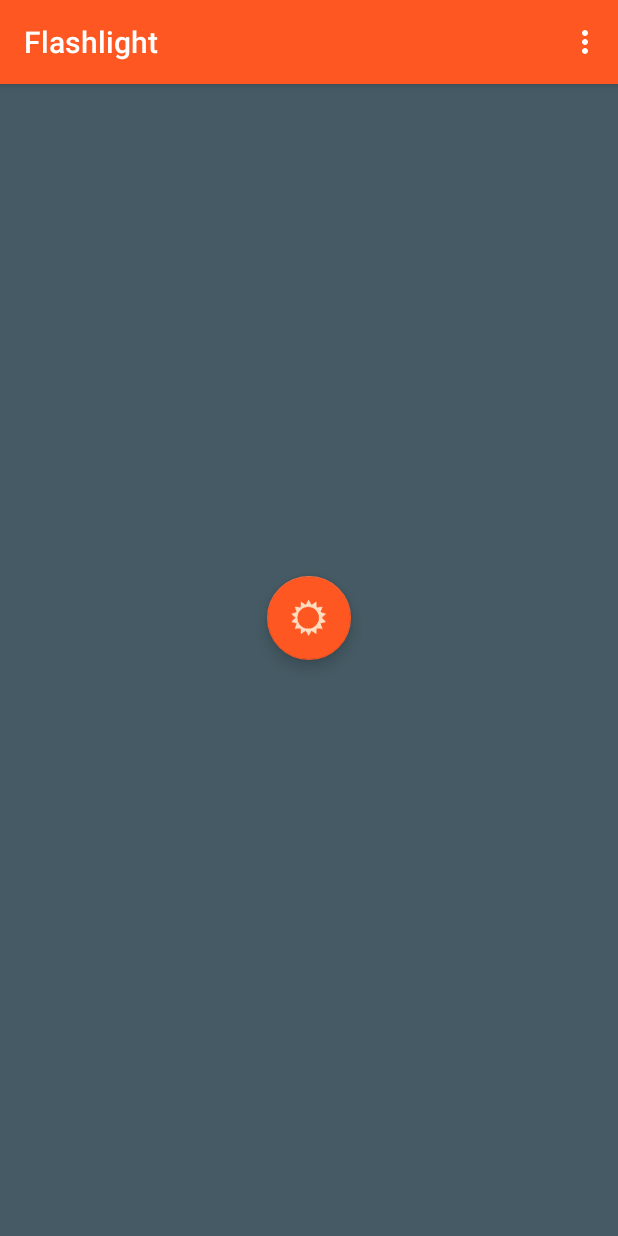
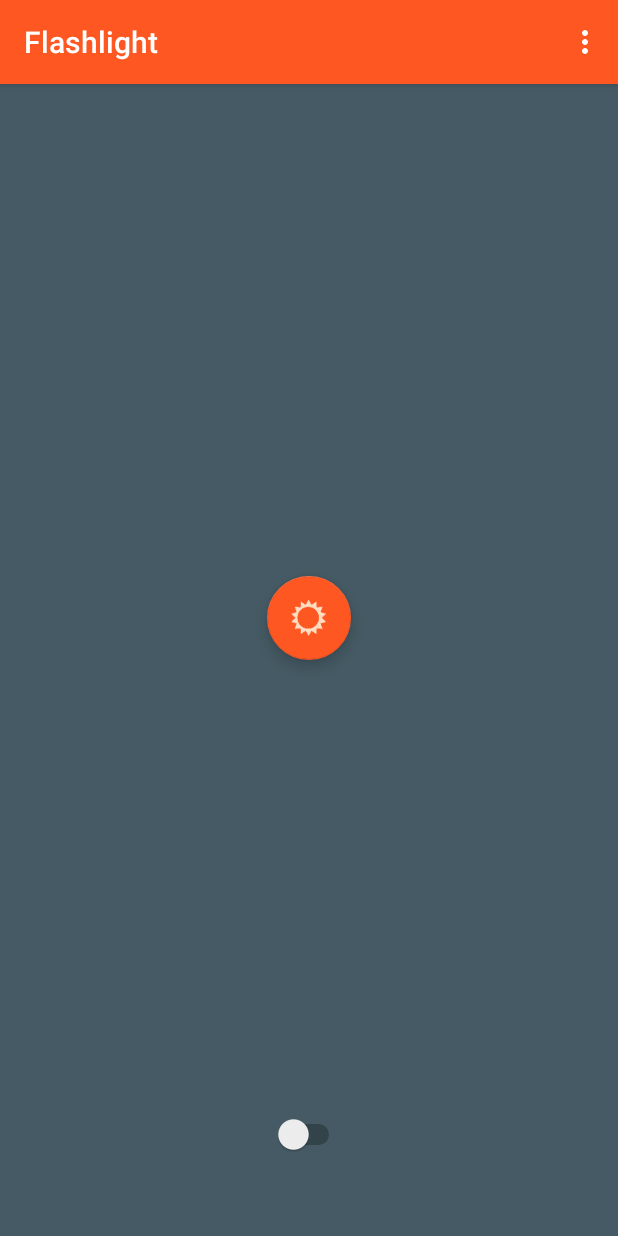
Before and after one commit to kosamail/Fastlight, an Android app: the screen it shows after launch (MainActivity), after a tap on an icon or button, on a phone screen of 412 x 824 dp. Run offline under Robolectric (Android 15) with nearby library versions, the phone set to English and light mode, and no system bars.

```diff
--- a/app/src/main/java/com/andrey/kostin/fastlight/MainActivity.java
+++ b/app/src/main/java/com/andrey/kostin/fastlight/MainActivity.java
@@ -19,20 +19,22 @@ import android.util.Log;
 import android.view.SurfaceHolder;
 import android.view.SurfaceView;
 import android.view.WindowManager;
+import android.widget.CompoundButton;
 import android.widget.RelativeLayout;
+import android.widget.Switch;
 
 
-public class MainActivity extends AppCompatActivity implements View.OnClickListener, SurfaceHolder.Callback{
+public class MainActivity extends AppCompatActivity implements View.OnClickListener, SurfaceHolder.Callback, CompoundButton.OnCheckedChangeListener{
 
     private static final String TAG = "MYLOG";      //переменная для таггироования логов
     private static final int Dark = 0xFF455A64;     //темный цвет фона
-    private static final int Light = 0xFFCFD8DC;    //светлый цвет фона
+    private static final int Light = 0xFF94A4AC;    //светлый цвет фона
     private static final int White = 0xFFFFFFFF;    //белый цвет фона
     private Camera mCamera;     //переменная для работы с камерой
     Parameters parameters;      //переменная для хранения параметров камеры
     private boolean lightOn;    //переменная определяющая 1-включить вспышку 0-выключить
     private boolean previewOn;  //переменная хранящая состояние превью включено или нет
-    boolean screenASflafh=false;//переменная для работы с экраном вместо вспышки
+    boolean screenASflash =false;//переменная для работы с экраном вместо вспышки
     SurfaceView preview;        //Обязательным условием при работе с камерой является создание окна предпросмотра (preview)
     SurfaceHolder surfHold;     //переменная для холдера камеры. работа с preview ведется не напрямую, а через посредника – SurfaceHolder (surfholder) Именно с этим объектом умеет работать Camera. surfholder будет сообщать нам о том, что surface готов к работе, изменен или более недоступен.
                                 //Camera берет holder и с его помощью выводит изображение на preview.
@@ -44,7 +46,7 @@ public class MainActivity extends AppCompatActivity implements View.OnClickListe
     FloatingActionButton fab;   //переменная для работы с плавающей кнопкой
     RelativeLayout layout;      //переменная для работы с лайотом
     Intent intent;              //переменная интента для вызова активити настроек
-
+    private Switch swscreen;    //переменная для переключателя экран/вспышка
 
 
 
@@ -52,11 +54,15 @@ public class MainActivity extends AppCompatActivity implements View.OnClickListe
     @Override
     public void onCreate(Bundle savedInstanceState) {
             super.onCreate(savedInstanceState);
-            setContentView(R.layout.main);
+        setContentView(R.layout.main);
             toolbar = (Toolbar) findViewById(R.id.toolbar); //привязываем переменную к тулбару
             setSupportActionBar(toolbar);                   //устанавливает для тулбара поведение экшнбара
             fab = (FloatingActionButton) findViewById(R.id.fab);//привязываем переменную к флоатинг экшн буттон
             fab.setOnClickListener(this);                   //вешаем на кнопку обработку нажатия
+            swscreen=(Switch)findViewById(R.id.swscreen);   //приязываем переменную к переключателю
+            swscreen.setOnCheckedChangeListener(this);      //вешаем слушателя на переключатель
+
+
             layout=(RelativeLayout)findViewById(R.id.fon);  //привязываем лайот к переменной. в дальнейшем будем испольшовать для установки цвета фона
             coord=(CoordinatorLayout)findViewById(R.id.coord);//привязываем координатор лайот к переменной
 
@@ -71,35 +77,40 @@ public class MainActivity extends AppCompatActivity implements View.OnClickListe
     @Override
     public void onResume() {
             super.onResume();
+        try{
             if (mCamera == null) {              //если камера не привязана к переменной то:
                 try {mCamera = Camera.open();   //привязываем к переменной открытую камеру.
-                     screenASflafh=false;}      //переменная скринасфлеш устанавливаем в ноль - работаем с камерой
+                     screenASflash =false;}      //переменная скринасфлеш устанавливаем в ноль - работаем с камерой
                 catch (Exception e) {           //если не получается привязаться к камере, то
-                     screenASflafh=true;        //переменная скринасфлеш в единицу - будем работать с экраном вместо камеры
-                     snackbar=Snackbar.make(coord, R.string.usescreen, Snackbar.LENGTH_LONG);//готовим сообщение снекбара что будем работать вместо вспышки с экраном
-                     snackbar.show();           //выводим сообщение снекбара
+                     screenASflash =true;        //переменная скринасфлеш в единицу - будем работать с экраном вместо камеры
+                     swscreen.setEnabled(false);//делаем переключатель неактивным, потому как выбрать вспышку мы однозначно не можем
+                  //   snackbar=Snackbar.make(coord, R.string.usescreen, Snackbar.LENGTH_LONG);//готовим сообщение снекбара что будем работать вместо вспышки с экраном
+                  //   snackbar.show();           //выводим сообщение снекбара
                      Log.d(TAG, "We have error"+ e.getMessage());}}//пишем в лог возникшую ошибку
             if (!previewOn && mCamera != null) {//если превью пустое и камера не пуста:
                 mCamera.startPreview();         //вызываем startPreview чтобы включить отображение изображения с камеры в preview
                 previewOn = true;}               //устанавливаем переменную превьюОн в единицу - превью используется
             turnLightOn(); //включаем вспышку
+        }catch(Exception e) { Log.d(TAG, "\n"+"Перехвачено исключение в методе onResume: "+ e.getMessage()); }//отлавливаем исключение в методе onResume
             Log.d(TAG, "Metod onResume Done");
     }
 
 
     private void turnLightOn() {                                        //метод для включения вспышки
         lightOn = true;                                                 //устанавливаем переменную лайтон(вспышка включена) в истину
-        if (screenASflafh) {layout.setBackgroundColor(White);   return;}    // Если переменная скринасфлеш установлена, значит вспышки нет и красим лайот в белый цвет и выходим из метода
+        if (screenASflash) {layout.setBackgroundColor(White);return;}    // Если переменная скринасфлеш установлена, значит вспышки нет и красим лайот в белый цвет и выходим из метода
+        try{
         parameters = mCamera.getParameters();   //берем параметры камеры в переменную
-        if (parameters == null) {layout.setBackgroundColor(White);return;}  //если параметры взять не удалось то значит с камерой проблемы, будем использовать всесто вспышки фон лайота. Красим фон и выходим из метода
+        if (parameters == null) {layout.setBackgroundColor(White); return;}  //если параметры взять не удалось то значит с камерой проблемы, будем использовать всесто вспышки фон лайота. Красим фон и выходим из метода
         flashModes = parameters.getSupportedFlashModes();      //берем из параметров камеры список поддерживаемых режимов в строковый список flashmodes
-        if (flashModes == null) {layout.setBackgroundColor(White);return;}  //если список режимов камеры пуст,то с камерой проблемы, будем использовать всесто вспышки фон лайота. Красим фон и выходим из метода
+        if (flashModes == null) {layout.setBackgroundColor(White); return;}  //если список режимов камеры пуст,то с камерой проблемы, будем использовать всесто вспышки фон лайота. Красим фон и выходим из метода
         flashMode = parameters.getFlashMode();  //берем текущий режим работы камеры в переменную
         Log.d(TAG, "Used flash mode: " + flashMode+ ". All supported flash modes: " + flashModes);
         if (!Parameters.FLASH_MODE_TORCH.equals(flashMode)) {//если текущий режим вспышки не TORCH то:
             if (flashModes.contains(Parameters.FLASH_MODE_TORCH)) {//если среди поддерживаемых режимов ЕСТЬ TORCH то:
                 parameters.setFlashMode(Parameters.FLASH_MODE_TORCH);   //в переменную параметров устанавливаем режим вспышки TORCH
                 mCamera.setParameters(parameters);                      //ВКЛЮЧАЕМ ВСПЫШКУ УСТАНАВЛИВАЯ ПАРАМЕТР КАМЕРЫ FLASH_MODE_TORCH
+                Log.d(TAG, "Set FLASH_MODE_TORCH");
                 layout.setBackgroundColor(Light);                       //подкрашиваем фон лайота светлым
                 //nosleepON();                                          //здесь запрещаем смартфону засыпать - устанавливаем wakelock
             } else  {                                                   //если среди поддерживаемых режиимов TORCH НЕТ то:
@@ -109,31 +120,33 @@ public class MainActivity extends AppCompatActivity implements View.OnClickListe
                 Log.d(TAG, "FLASH_MODE_TORCH not supported");
             }
         }
+    }catch(Exception e) { Log.d(TAG, "\n"+"Перехвачено исключение в методе turnLightOn: "+ e.getMessage()); }//отлавливаем исключение в методе turnLightOn
     }
 
     private void turnLightOff() {               //метод для выключения вспышки
         if (!lightOn) return;                   //если переменная лайтон не установлена значит вспышка выключена, выходим из метода
-            lightOn = false;
+            lightOn = false;                    //устанавливаем переменную лайтон в ноль, - признак вспышка выключена
             layout.setBackgroundColor(Dark);    //устанавливаем темный фон лайота
-            if (screenASflafh) return;          //если переменная скринасфлеш установлена, значит вспышки нет и выходим из метода
-            if (mCamera == null) return;
-            Parameters parameters = mCamera.getParameters();
-            if (parameters == null) return;
-            flashModes = parameters.getSupportedFlashModes();
-            flashMode = parameters.getFlashMode();
-            // Check if camera flash exists
-            if (flashModes == null) return;
-            Log.d(TAG, "Used flash mode: " + flashMode+ ". All supported flash modes: " + flashModes);
-            if (!Parameters.FLASH_MODE_OFF.equals(flashMode)) {
+            if (screenASflash ||(mCamera == null)) return;          //если переменная скринасфлеш установлена или переменная камеры пуста, значит вспышки нет и выходим из метода
+            try {
+            parameters = mCamera.getParameters();//берем параметры камеры
+            if (parameters == null) return;     //если параметры пусты то выходим из метода
+            //flashModes = parameters.getSupportedFlashModes();
+            flashMode = parameters.getFlashMode();//из параметров берем текущий режим
+//            if (flashModes == null) return;
+             if (!Parameters.FLASH_MODE_OFF.equals(flashMode)) {
                 // Turn off the flash
                 if (flashModes.contains(Parameters.FLASH_MODE_OFF)) {
                     parameters.setFlashMode(Parameters.FLASH_MODE_OFF);
                     mCamera.setParameters(parameters);
+                    Log.d(TAG, "Set FLASH_MODE_OFF ");
                     //nosleepOFF();//отключаем запрет на засыпание смартфона - снимаем wakelock
                 } else {
                     Log.d(TAG, "FLASH_MODE_OFF not supported");
                 }
             }
+
+            }catch(Exception e) { Log.d(TAG, "\n"+"Перехвачено исключение в методе turnLightOff: "+ e.getMessage()); }//отлавливаем исключение в методе turnLightOff
 
     }
 
@@ -147,6 +160,7 @@ public class MainActivity extends AppCompatActivity implements View.OnClickListe
     @Override
     public void onDestroy() {   //метод перед уничтожением Активити
         super.onDestroy();
+        try {
         if(mCamera != null) {   //если камера не пуста
             turnLightOff();     //запускаем выключение вспышки
             if (previewOn && mCamera != null) { //если используется превью и камера не пуста
@@ -156,6 +170,7 @@ public class MainActivity extends AppCompatActivity implements View.OnClickListe
             mCamera.release();                  //освобождаем камеру
                         }
         Log.d(TAG, "Method onDestroy finish");
+        }catch(Exception e) { Log.d(TAG, "\n"+"Перехвачено исключение в методе onDestroy: "+ e.getMessage()); }//отлавливаем исключение в методе onDestroy
     }
 
 
@@ -210,6 +225,20 @@ public class MainActivity extends AppCompatActivity implements View.OnClickListe
                 if (lightOn) turnLightOff(); else turnLightOn(); break; // проверяем переменную состояния вспышки (если включен-выключить, иначе включить)
             default:break;   }
     }
+
+    @Override
+    public void onCheckedChanged(CompoundButton compoundButton, boolean b) {        //метод обрабатывающий переключение режимов фонарика
+        turnLightOff();         //гасим вспышку
+        if (b) {                    //если выбран режим экран:
+            screenASflash =true;    //устанавливаем переменную скринасфлеш в единицу. В дальшейшем эту переменную проверит функция по нажатию fab кнопки
+            snackbar=Snackbar.make(coord, "SCREEN AS TORCH", Snackbar.LENGTH_SHORT);//готовим сообщение снекбара что будем работать вместо вспышки с экраном
+            snackbar.show();           //выводим сообщение снекбара
+        } else {
+            screenASflash =false;   //устанавливаем переменную скринасфлеш в ноль. В дальшейшем эту переменную проверит функция по нажатию fab кнопки
+            snackbar=Snackbar.make(coord, "FLASH AS TORCH", Snackbar.LENGTH_SHORT);//готовим сообщение снекбара что будем работать вспышкой
+            snackbar.show();           //выводим сообщение снекбара
+        }
+    }
 }
 
 /*
--- a/app/src/main/res/layout/content_main.xml
+++ b/app/src/main/res/layout/content_main.xml
@@ -14,4 +14,14 @@
     android:background="#455a64"
     android:id="@+id/fon">
 
+    <Switch
+        android:layout_width="wrap_content"
+        android:layout_height="wrap_content"
+        android:id="@+id/swscreen"
+        android:checked="false"
+        android:textOff="@string/swON"
+        android:textOn="@string/swOFF"
+        android:layout_alignParentBottom="true"
+        android:layout_centerHorizontal="true"
+        android:layout_marginBottom="38dp" />
 </RelativeLayout>
--- a/app/src/main/res/values/colors.xml
+++ b/app/src/main/res/values/colors.xml
@@ -5,5 +5,5 @@
     <color name="colorAccent">#ff5722</color>
     <color name="colorwhite">#ffffff</color>
     <color name="colordark">#FF455A64</color>
-    <color name="colorlight">#FFCFD8DC</color>
+    <color name="colorlight">#94a4ac</color>
 </resources>
--- a/app/src/main/res/values/strings.xml
+++ b/app/src/main/res/values/strings.xml
@@ -7,4 +7,7 @@
     <string name="rate_full">Please rate this flashlight on Google Play</string>
     <string name="snacknotsupport">Sorry, Torch mode of flash is not support</string>
     <string name="cameramiss">Sorry, i can not find a flash</string>
+    <string name="swON">FLASH</string>
+    <string name="swOFF">SCREEN</string>
+    <string name="swscreen">Screen</string>
 </resources>
```
Also changed, not shown: 1 other file.
